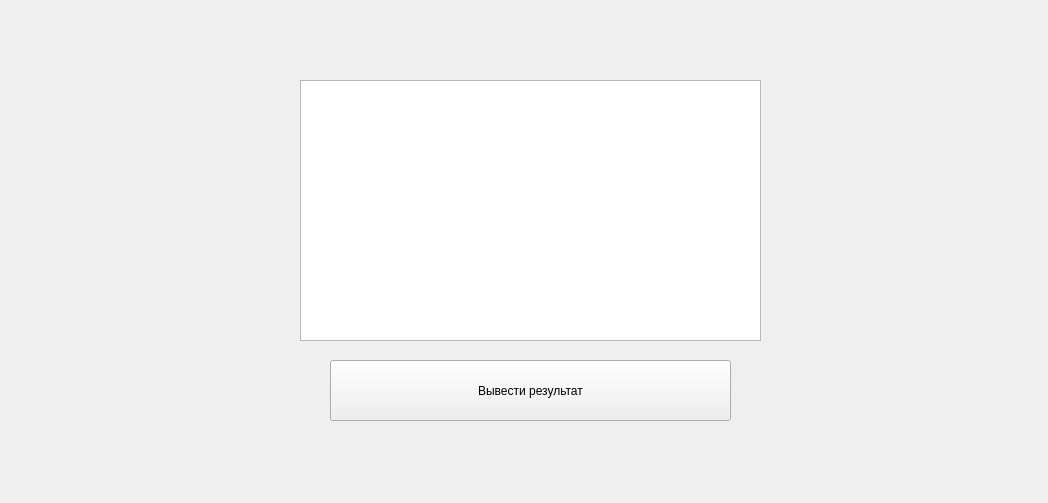
This is get_info.ui in Max1Mcg/IoT_project as Qt 5 draws it before an edit. The edited form follows.
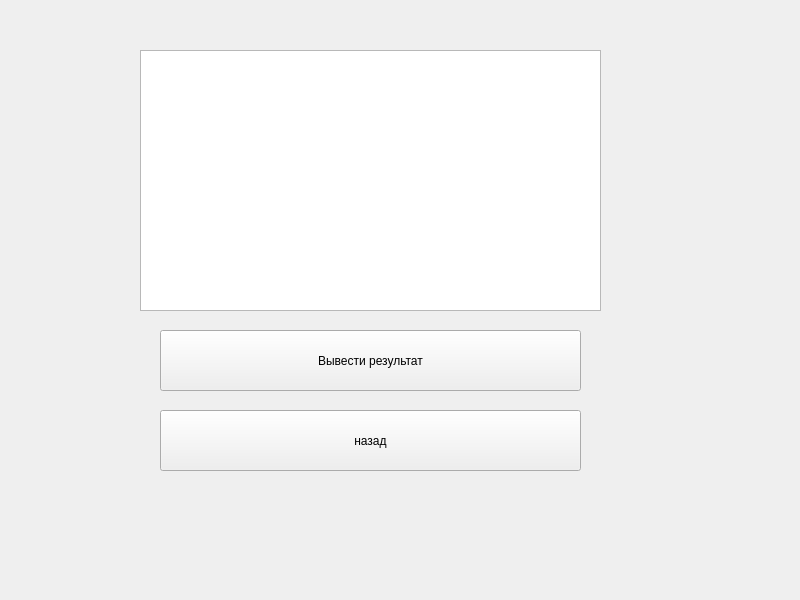
This is the edited form.

Commit message: Resizing buttons and their position on widgets

The edit to the form file:
```diff
--- a/get_info.ui
+++ b/get_info.ui
@@ -6,8 +6,8 @@
    <rect>
     <x>0</x>
     <y>0</y>
-    <width>1048</width>
-    <height>503</height>
+    <width>800</width>
+    <height>600</height>
    </rect>
   </property>
   <property name="windowTitle">
@@ -16,8 +16,8 @@
   <widget class="QTextBrowser" name="textBrowser">
    <property name="geometry">
     <rect>
-     <x>300</x>
-     <y>80</y>
+     <x>140</x>
+     <y>50</y>
      <width>461</width>
      <height>261</height>
     </rect>
@@ -26,9 +26,9 @@
   <widget class="QPushButton" name="pushButton">
    <property name="geometry">
     <rect>
-     <x>330</x>
-     <y>360</y>
-     <width>401</width>
+     <x>160</x>
+     <y>330</y>
+     <width>421</width>
      <height>61</height>
     </rect>
    </property>
@@ -36,6 +36,19 @@
     <string>Вывести результат</string>
    </property>
   </widget>
+  <widget class="QPushButton" name="pushButton_2">
+   <property name="geometry">
+    <rect>
+     <x>160</x>
+     <y>410</y>
+     <width>421</width>
+     <height>61</height>
+    </rect>
+   </property>
+   <property name="text">
+    <string>назад</string>
+   </property>
+  </widget>
  </widget>
  <resources/>
  <connections/>
```
The commit also changes 5 other files.
